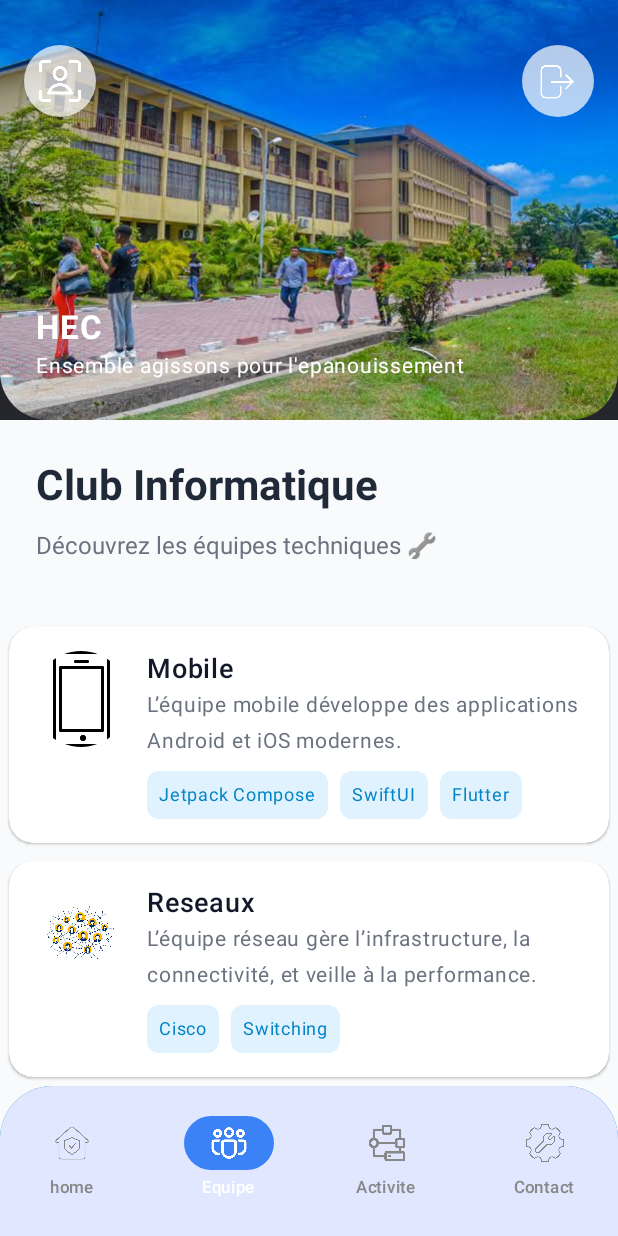
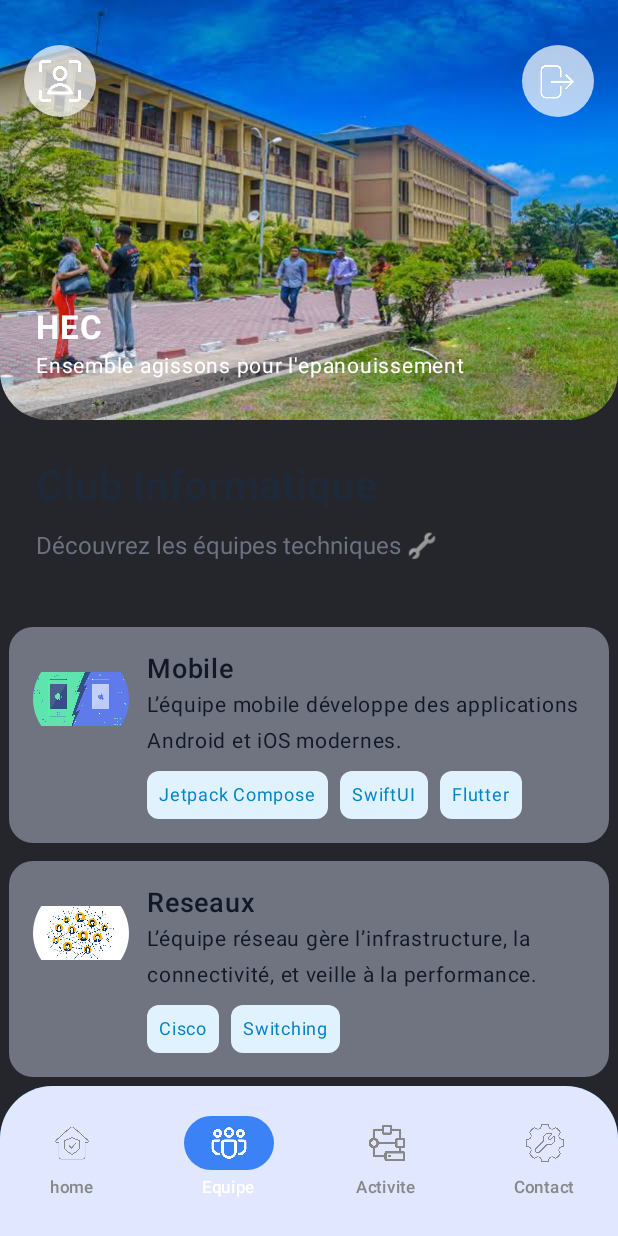
Before and after one commit to ElieOko/otm-club-kotlin, an Android app built with Jetpack Compose: the MainPage screen opened through its navigation route, item 2 of the bottom bar chosen, on a phone screen of 412 x 824 dp. Run offline under Robolectric (Android 15) with nearby library versions, the phone set to English and light mode, and no system bars.

Commit message:
commit
feat:home page component

```diff
--- a/app/src/main/java/com/elieoko/otm_club/presentation/ui/pages/home/HomePage.kt
+++ b/app/src/main/java/com/elieoko/otm_club/presentation/ui/pages/home/HomePage.kt
@@ -10,6 +10,7 @@ import androidx.compose.foundation.layout.Box
 import androidx.compose.foundation.layout.Column
 import androidx.compose.foundation.layout.Row
 import androidx.compose.foundation.layout.Spacer
+import androidx.compose.foundation.layout.fillMaxHeight
 import androidx.compose.foundation.layout.fillMaxSize
 import androidx.compose.foundation.layout.fillMaxWidth
 import androidx.compose.foundation.layout.height
@@ -71,7 +72,7 @@ fun HomePageBody(){
         Item("Architecture",R.drawable.architecture),
         )
     val state = rememberScrollState()
-    Column() {
+    Column(Modifier.background(Color(0xFF25262C))) {
         ModernPage()
         //MyClassesScreen()
 //        Column(Modifier.padding(13.dp)) {
@@ -486,7 +487,7 @@ fun ITClubTeamsPage() {
             name = "Mobile",
             description = "L’équipe mobile développe des applications Android et iOS modernes.",
             techStack = listOf("Jetpack Compose", "SwiftUI", "Flutter"),
-            imageRes = R.drawable.phone_
+            imageRes = R.drawable.phone
         ),
         TeamInfo(
             name = "Reseaux",
@@ -529,7 +530,7 @@ fun ITClubTeamsPage() {
     Column(
         modifier = Modifier
             .fillMaxSize()
-            .background(Color(0xFFF9FAFB))
+            .background(Color(0xFF25262C))
             .padding(6.dp)
     ) {
         Column(modifier = Modifier
@@ -563,11 +564,10 @@ fun ITClubTeamsPage() {
 fun TeamCard(team: TeamInfo) {
     Card(
         shape = RoundedCornerShape(16.dp),
-        elevation = CardDefaults.cardElevation(defaultElevation = 6.dp),
-        colors = CardDefaults.cardColors(containerColor = Color.White),
+        colors = CardDefaults.cardColors(containerColor =Color(0xFFE0E7FF).copy(0.4f)),
         modifier = Modifier
             .fillMaxWidth()
-            .shadow(1.dp, RoundedCornerShape(16.dp))
+
     ) {
         Row(modifier = Modifier.padding(16.dp)) {
             Image(
@@ -590,7 +590,7 @@ fun TeamCard(team: TeamInfo) {
                 Text(
                     text = team.description,
                     fontSize = 14.sp,
-                    color = Color(0xFF6B7280),
+                    color = Color(0xFF111827),
                     maxLines = 4
                 )
                 Spacer(modifier = Modifier.height(8.dp))
@@ -749,7 +749,9 @@ fun HomePageClub() {
 fun ModernPage() {
     val state = rememberScrollState()
     Column(modifier = Modifier
-        .padding(4.dp)
+        .fillMaxHeight()
+        .fillMaxSize()
+        .background(Color(0xFF25262C))
     ) {
         // Titre de bienvenue
        Column(Modifier.padding(14.dp)) {
```
